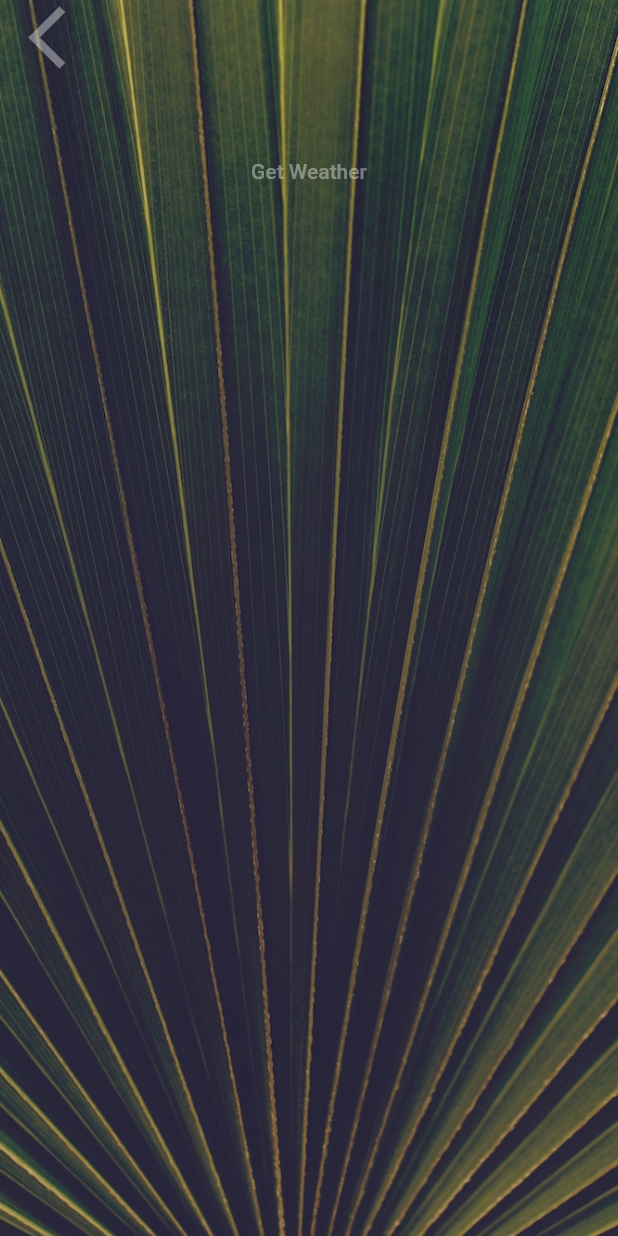
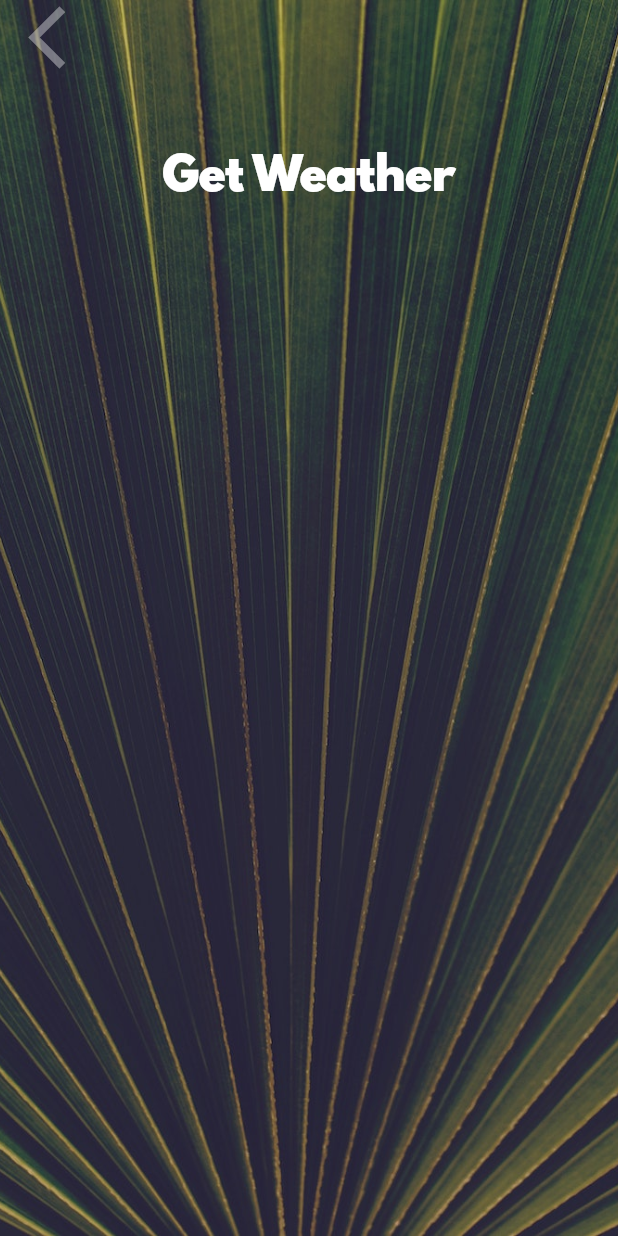
Before and after one commit to piotrek1543/Clima_Weather_App, a Flutter app: the screen it shows after launch, on a phone screen of 412 x 824 dp. Run offline on Flutter 3.47's test engine with Material 2 defaults, Android fonts, the light colour scheme and no system bars.

Commit message:
Add styling to CityScreen button. Create `screens` package.

```diff
--- /dev/null
+++ b/lib/constants.dart
@@ -0,0 +1,6 @@
+import 'package:flutter/material.dart';
+
+const kButtonTextStyle = TextStyle(
+  fontSize: 30.0,
+  fontFamily: 'Spartan MB',
+);
--- a/lib/main.dart
+++ b/lib/main.dart
@@ -1,5 +1,5 @@
-import 'package:climaweatherapp/city_screen.dart';
-import 'package:climaweatherapp/loading_screen.dart';
+import 'package:climaweatherapp/screens/city_screen.dart';
+import 'package:climaweatherapp/screens/loading_screen.dart';
 import 'package:flutter/material.dart';
 
 void main() => runApp(MyApp());
--- a/lib/city_screen.dart
+++ b/lib/screens/city_screen.dart
@@ -1,3 +1,4 @@
+import 'package:climaweatherapp/constants.dart';
 import 'package:flutter/material.dart';
 
 class CityScreen extends StatefulWidget {
@@ -35,9 +36,10 @@ class _CityScreenState extends State<CityScreen> {
                 child: null,
               ),
               FlatButton(
-                onPressed: null,
+                onPressed: () {},
                 child: Text(
                   'Get Weather',
+                  style: kButtonTextStyle,
                 ),
               ),
             ],
```
Also changed, not shown: lib/screens/loading_screen.dart (renamed from lib/loading_screen.dart).
